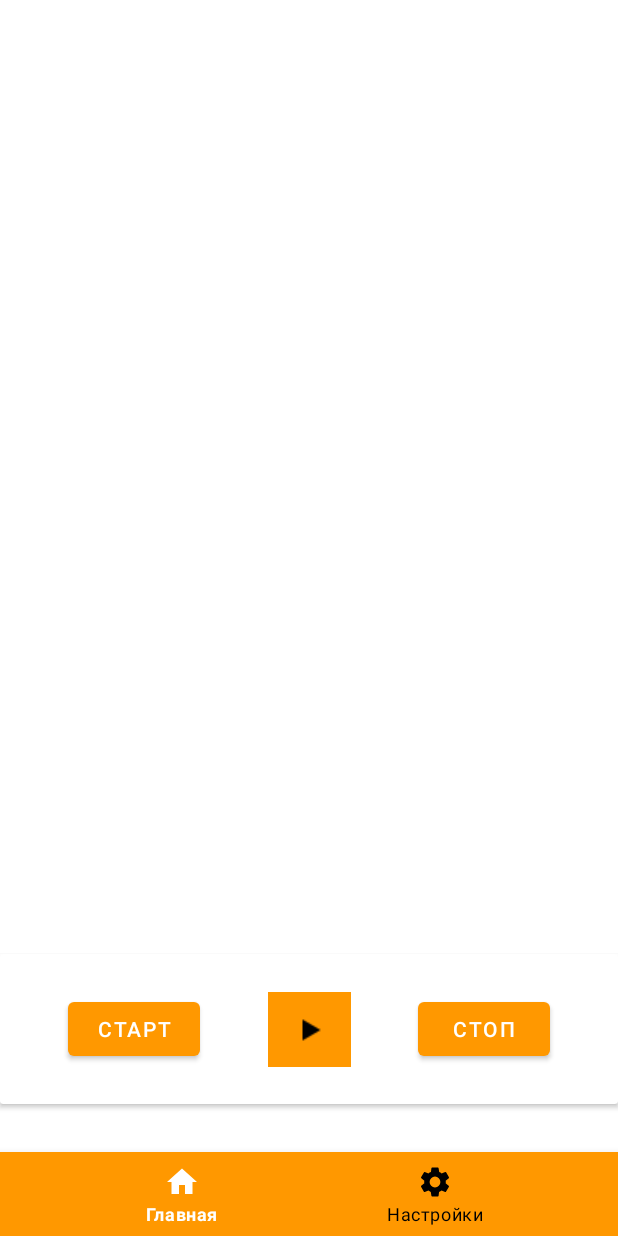
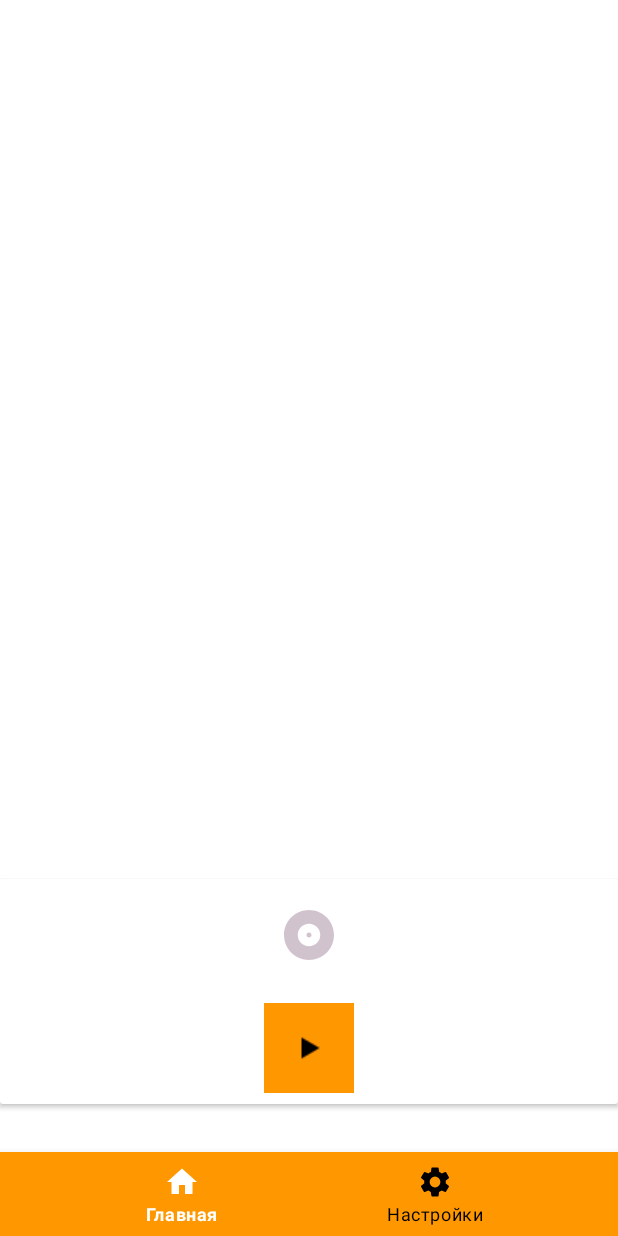
Before and after one commit to Fegustin/OBS, an Android app: the screen it shows after launch (MainActivity), on a phone screen of 412 x 824 dp. Run offline under Robolectric (Android 15) with nearby library versions, the phone set to English and light mode, and no system bars.

Commit message:
Удалил кнопки старт и стоп, заменил их на кнопку-переключатель

```diff
--- /dev/null
+++ b/app/src/main/res/drawable/ic_album_gray.xml
@@ -0,0 +1,5 @@
+<vector android:height="40dp" android:tint="#D1C3CD"
+    android:viewportHeight="24.0" android:viewportWidth="24.0"
+    android:width="40dp" xmlns:android="http://schemas.android.com/apk/res/android">
+    <path android:fillColor="#FF000000" android:pathData="M12,2C6.48,2 2,6.48 2,12s4.48,10 10,10 10,-4.48 10,-10S17.52,2 12,2zM12,16.5c-2.49,0 -4.5,-2.01 -4.5,-4.5S9.51,7.5 12,7.5s4.5,2.01 4.5,4.5 -2.01,4.5 -4.5,4.5zM12,11c-0.55,0 -1,0.45 -1,1s0.45,1 1,1 1,-0.45 1,-1 -0.45,-1 -1,-1z"/>
+</vector>
--- /dev/null
+++ b/app/src/main/res/drawable/ic_album_red.xml
@@ -0,0 +1,5 @@
+<vector android:height="40dp" android:tint="#EC0000"
+    android:viewportHeight="24.0" android:viewportWidth="24.0"
+    android:width="40dp" xmlns:android="http://schemas.android.com/apk/res/android">
+    <path android:fillColor="#FF000000" android:pathData="M12,2C6.48,2 2,6.48 2,12s4.48,10 10,10 10,-4.48 10,-10S17.52,2 12,2zM12,16.5c-2.49,0 -4.5,-2.01 -4.5,-4.5S9.51,7.5 12,7.5s4.5,2.01 4.5,4.5 -2.01,4.5 -4.5,4.5zM12,11c-0.55,0 -1,0.45 -1,1s0.45,1 1,1 1,-0.45 1,-1 -0.45,-1 -1,-1z"/>
+</vector>
--- a/app/src/main/res/layout/fragment_main.xml
+++ b/app/src/main/res/layout/fragment_main.xml
@@ -17,7 +17,7 @@
     <androidx.cardview.widget.CardView
         android:id="@+id/cardView"
         android:layout_width="0dp"
-        android:layout_height="100dp"
+        android:layout_height="150dp"
         android:layout_marginBottom="32dp"
         app:layout_constraintBottom_toBottomOf="parent"
         app:layout_constraintEnd_toEndOf="parent"
@@ -28,35 +28,27 @@
             android:layout_height="match_parent">
 
             <ImageButton
-                android:id="@+id/imageButtonToggle"
-                android:layout_width="55dp"
-                android:layout_height="50dp"
+                android:id="@+id/imageTogglePauseAndResume"
+                android:layout_width="60dp"
+                android:layout_height="60dp"
+                android:layout_marginTop="8dp"
                 android:background="@color/colorPrimary"
                 app:layout_constraintBottom_toBottomOf="parent"
-                app:layout_constraintEnd_toStartOf="@+id/buttonStop"
-                app:layout_constraintStart_toEndOf="@+id/buttonStart"
-                app:layout_constraintTop_toTopOf="parent"
+                app:layout_constraintEnd_toEndOf="parent"
+                app:layout_constraintStart_toStartOf="parent"
+                app:layout_constraintTop_toBottomOf="@+id/imageToggleRecord"
                 app:srcCompat="@drawable/play" />
 
-            <Button
-                android:id="@+id/buttonStart"
-                android:layout_width="wrap_content"
-                android:layout_height="wrap_content"
-                android:text="Старт"
-                app:layout_constraintBottom_toBottomOf="parent"
-                app:layout_constraintEnd_toStartOf="@+id/imageButtonToggle"
+            <ImageButton
+                android:id="@+id/imageToggleRecord"
+                android:layout_width="60dp"
+                android:layout_height="60dp"
+                android:background="@android:color/transparent"
+                app:layout_constraintBottom_toTopOf="@+id/imageTogglePauseAndResume"
+                app:layout_constraintEnd_toEndOf="parent"
                 app:layout_constraintStart_toStartOf="parent"
-                app:layout_constraintTop_toTopOf="parent" />
-
-            <Button
-                android:id="@+id/buttonStop"
-                android:layout_width="wrap_content"
-                android:layout_height="wrap_content"
-                android:text="Стоп"
-                app:layout_constraintBottom_toBottomOf="parent"
-                app:layout_constraintEnd_toEndOf="parent"
-                app:layout_constraintStart_toEndOf="@+id/imageButtonToggle"
-                app:layout_constraintTop_toTopOf="parent" />
+                app:layout_constraintTop_toTopOf="parent"
+                app:srcCompat="@drawable/ic_album_gray" />
 
         </androidx.constraintlayout.widget.ConstraintLayout>
     </androidx.cardview.widget.CardView>
```
Also changed, not shown: app/src/main/java/com/example/screen_recording/screens/main/MainFragment.java (+78 -67 lines).
